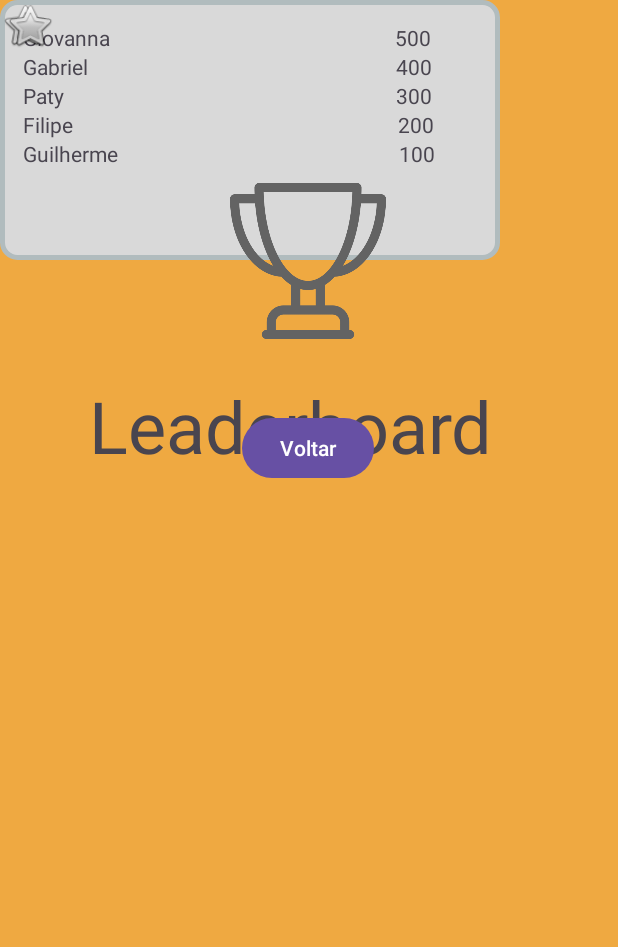
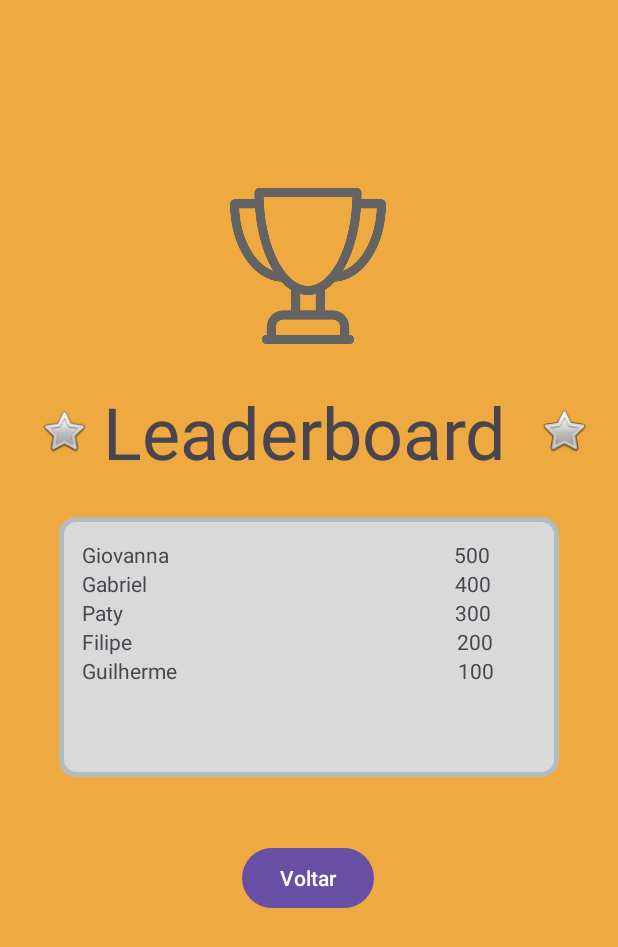
Before and after one commit to GabrielLima07/Jogo-da-velha-2, an Android app: the Ranking screen opened directly, with no data from a screen before it, on a phone screen of 412 x 824 dp. Shown: the top 947 px of the screen. Run offline under Robolectric (Android 15) with nearby library versions, the phone set to English and light mode, and no system bars.

Commit message:
refactor: minor adjustments to ranking activity and sharing_launcher_xml

```diff
--- a/app/src/main/res/layout/activity_ranking.xml
+++ b/app/src/main/res/layout/activity_ranking.xml
@@ -10,16 +10,16 @@
 
     <TextView
         android:id="@+id/textView3"
-        android:layout_width="322dp"
-        android:layout_height="58dp"
+        android:layout_width="274dp"
+        android:layout_height="53dp"
         android:text="Leaderboard"
         android:textSize="48sp"
         app:layout_constraintBottom_toBottomOf="parent"
         app:layout_constraintEnd_toEndOf="parent"
-        app:layout_constraintHorizontal_bias="0.662"
+        app:layout_constraintHorizontal_bias="0.496"
         app:layout_constraintStart_toStartOf="parent"
         app:layout_constraintTop_toTopOf="parent"
-        app:layout_constraintVertical_bias="0.328" />
+        app:layout_constraintVertical_bias="0.331" />
 
     <Button
         android:id="@+id/button2"
@@ -37,11 +37,13 @@
         android:id="@+id/linearLayout"
         android:layout_width="333dp"
         android:layout_height="173dp"
+        android:layout_marginTop="36dp"
         android:background="@drawable/layout_bg"
         android:orientation="vertical"
         android:padding="15dp"
-        tools:layout_editor_absoluteX="37dp"
-        tools:layout_editor_absoluteY="322dp">
+        app:layout_constraintEnd_toEndOf="parent"
+        app:layout_constraintStart_toStartOf="parent"
+        app:layout_constraintTop_toBottomOf="@+id/textView3">
 
         <LinearLayout
             android:layout_width="303dp"
@@ -166,16 +168,21 @@
         android:id="@+id/imageView2"
         android:layout_width="33dp"
         android:layout_height="33dp"
-        app:srcCompat="@android:drawable/btn_star"
-        tools:layout_editor_absoluteX="26dp"
-        tools:layout_editor_absoluteY="245dp" />
+        app:layout_constraintBottom_toTopOf="@+id/linearLayout"
+        app:layout_constraintEnd_toStartOf="@+id/textView3"
+        app:layout_constraintHorizontal_bias="0.742"
+        app:layout_constraintStart_toStartOf="parent"
+        app:layout_constraintTop_toBottomOf="@+id/imageView"
+        app:srcCompat="@android:drawable/btn_star" />
 
     <ImageView
         android:id="@+id/imageView3"
         android:layout_width="40dp"
         android:layout_height="34dp"
-        app:srcCompat="@android:drawable/btn_star"
-        tools:layout_editor_absoluteX="330dp"
-        tools:layout_editor_absoluteY="245dp" />
+        android:layout_marginEnd="16dp"
+        app:layout_constraintBottom_toTopOf="@+id/linearLayout"
+        app:layout_constraintEnd_toEndOf="parent"
+        app:layout_constraintTop_toBottomOf="@+id/imageView"
+        app:srcCompat="@android:drawable/btn_star" />
 
 </androidx.constraintlayout.widget.ConstraintLayout>
--- a/app/src/main/res/mipmap-anydpi-v26/sharing_launcher.xml
+++ b/app/src/main/res/mipmap-anydpi-v26/sharing_launcher.xml
@@ -1,5 +1,4 @@
 <?xml version="1.0" encoding="utf-8"?>
 <adaptive-icon xmlns:android="http://schemas.android.com/apk/res/android">
-    <background android:drawable="@drawable/sharing_launcher_background"/>
     <foreground android:drawable="@mipmap/sharing_launcher_foreground"/>
 </adaptive-icon>
--- a/app/src/main/res/mipmap-anydpi-v26/sharing_launcher_round.xml
+++ b/app/src/main/res/mipmap-anydpi-v26/sharing_launcher_round.xml
@@ -1,5 +1,4 @@
 <?xml version="1.0" encoding="utf-8"?>
 <adaptive-icon xmlns:android="http://schemas.android.com/apk/res/android">
-    <background android:drawable="@drawable/sharing_launcher_background"/>
     <foreground android:drawable="@mipmap/sharing_launcher_foreground"/>
 </adaptive-icon>
```
Also changed, not shown: app/src/main/java/com/example/jogo_da_velha_2/fragments/GameResult.java (deleted, +0 -66 lines), app/src/main/java/com/example/jogo_da_velha_2/fragments/SocialShare.java (deleted, +0 -66 lines), app/src/main/res/layout/fragment_game_result.xml (deleted, +0 -14 lines), app/src/main/res/layout/fragment_social_share.xml (deleted, +0 -14 lines).
